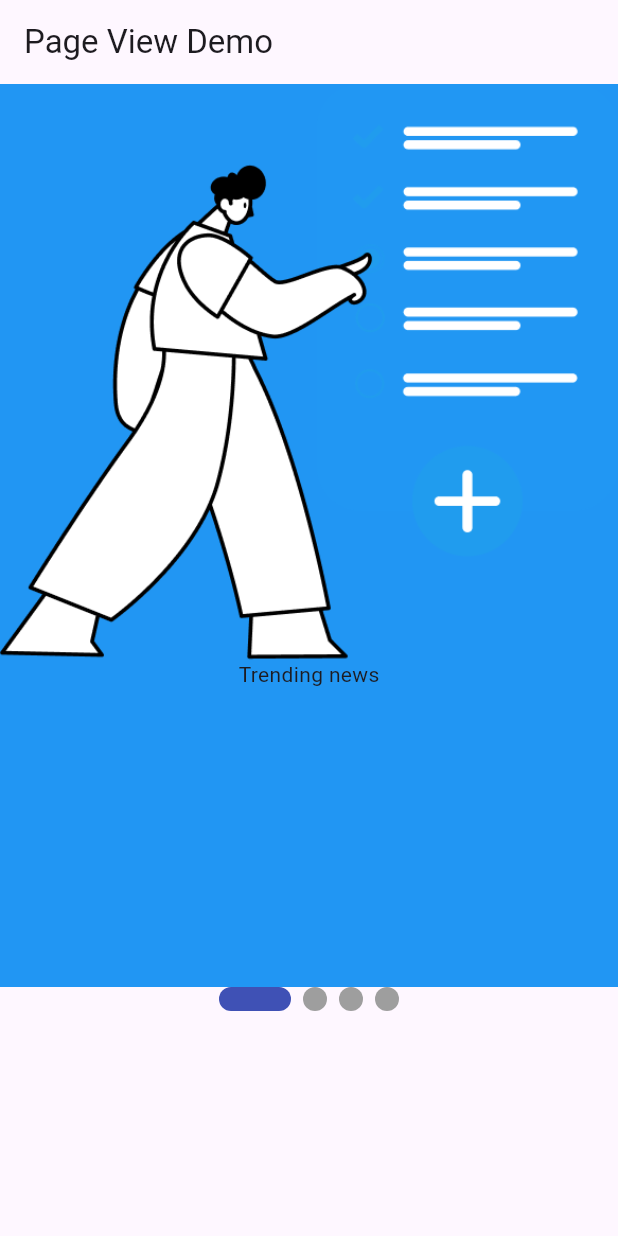
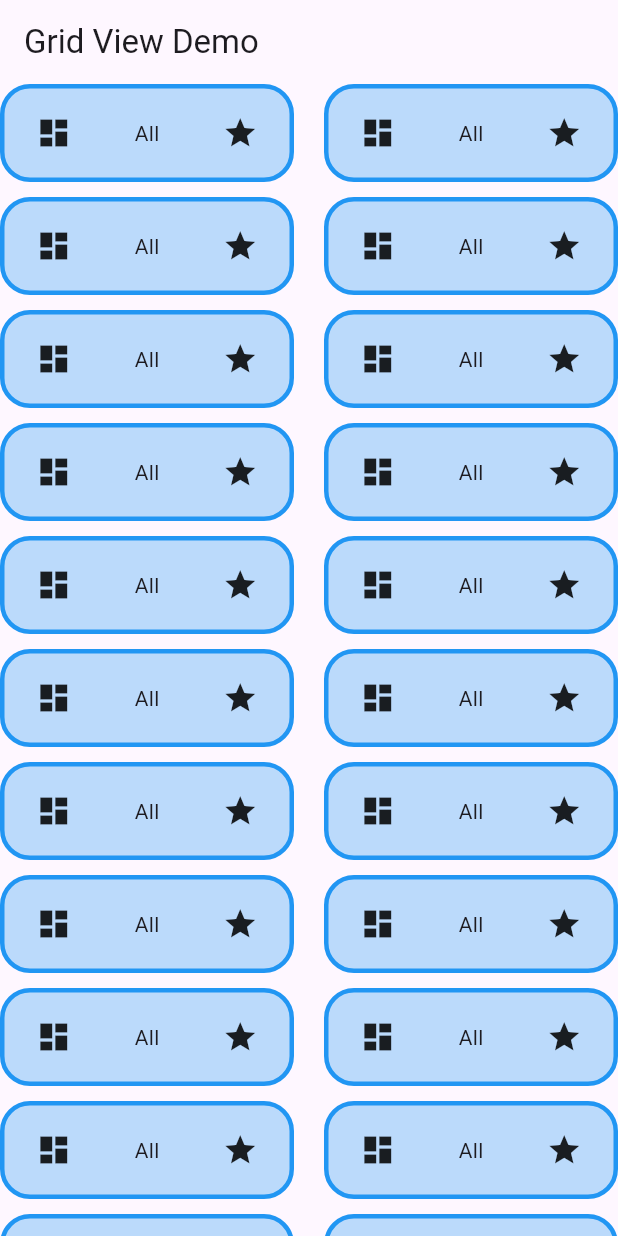
Before and after one commit to MuhammadAliKust/Flutter-B17, a Flutter app: the screen it shows after launch, on a phone screen of 412 x 824 dp. Run offline on Flutter 3.47's test engine with Material 3 defaults, Android fonts, the light colour scheme and no system bars; drawn by our look-alikes of smooth_page_indicator; our stand-ins replace string_validator.

Commit message:
GridView Builder DOne

```diff
--- /dev/null
+++ b/lib/grid_view.dart
@@ -0,0 +1,36 @@
+import 'package:flutter/material.dart';
+
+class GridViewDemo extends StatelessWidget {
+  const GridViewDemo({super.key});
+
+  @override
+  Widget build(BuildContext context) {
+    return Scaffold(
+      appBar: AppBar(
+        title: Text("Grid View Demo"),
+      ),
+      body: GridView.builder(
+          gridDelegate: SliverGridDelegateWithFixedCrossAxisCount(
+              crossAxisCount: 2,
+              crossAxisSpacing: 20,
+              mainAxisSpacing: 10,
+              childAspectRatio: 3),
+          itemBuilder: (context, i) {
+            return Container(
+              decoration: BoxDecoration(
+                  color: Colors.blue.withOpacity(0.3),
+                  borderRadius: BorderRadius.circular(20),
+                  border: Border.all(color: Colors.blue, width: 3)),
+              child: Row(
+                mainAxisAlignment: MainAxisAlignment.spaceAround,
+                children: [
+                  Icon(Icons.dashboard),
+                  Text("All"),
+                  Icon(Icons.star)
+                ],
+              ),
+            );
+          }),
+    );
+  }
+}
--- a/lib/main.dart
+++ b/lib/main.dart
@@ -1,6 +1,7 @@
 import 'package:flutter/material.dart';
 import 'package:flutter_b17/asset_image.dart';
 import 'package:flutter_b17/dynamic_list_view.dart';
+import 'package:flutter_b17/grid_view.dart';
 import 'package:flutter_b17/multiple_selection.dart';
 import 'package:flutter_b17/page_view_demo.dart';
 import 'package:flutter_b17/single_selection.dart';
@@ -19,7 +20,7 @@ class MyApp extends StatelessWidget {
   @override
   Widget build(BuildContext context) {
     return  MaterialApp(
-      home: PageViewDemo(),
+      home: GridViewDemo(),
     );
   }
 }
--- a/lib/page_view_demo.dart
+++ b/lib/page_view_demo.dart
@@ -23,7 +23,7 @@ class PageViewDemo extends StatelessWidget {
   Widget build(BuildContext context) {
     return Scaffold(
       appBar: AppBar(
-        title: Text("Page View Demo"),
+        title: const Text("Page View Demo"),
       ),
       body: Column(
         children: [
@@ -47,9 +47,9 @@ class PageViewDemo extends StatelessWidget {
           SmoothPageIndicator(
               controller: controller, // PageController
               count: onBoardingList.length,
-              effect: ExpandingDotsEffect(), // your preferred effect
+              effect: const ExpandingDotsEffect(), // your preferred effect
               onDotClicked: (index) {}),
-          SizedBox(
+          const SizedBox(
             height: 150,
           ),
         ],
```
